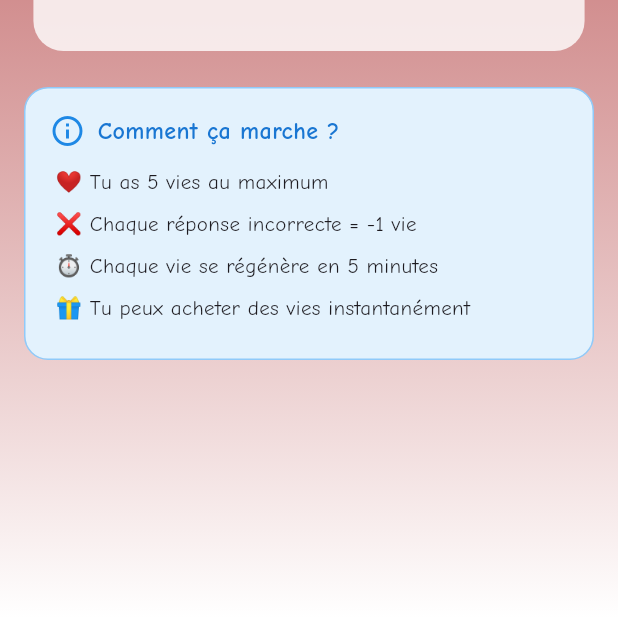
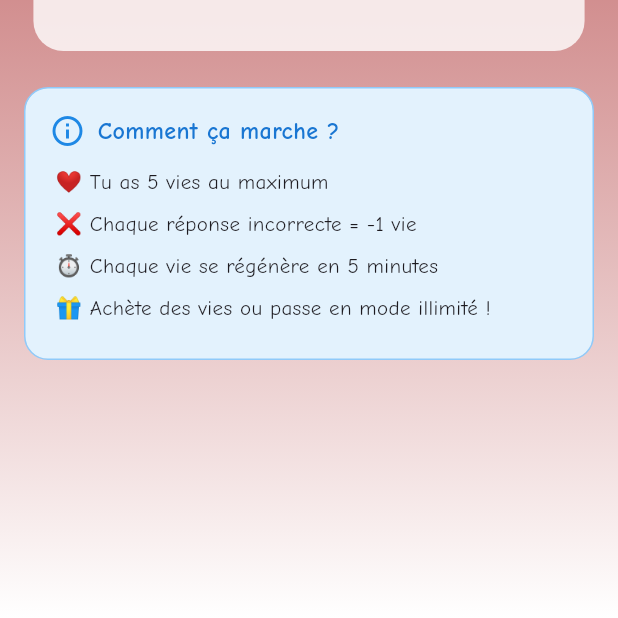
Before and after one commit to Happyazondekon/MathsCool, a Flutter app: the screen it shows once a user with an empty profile is signed in, after a tap on the "notifications" icon, after a tap on "0/5", on a phone screen of 412 x 824 dp, the part 618-1236 px from its top. Run offline on Flutter 3.47's test engine with Material 3 defaults, Android fonts, the phone set to English and light mode, and no system bars; our stand-ins replace cloud_firestore, confetti, firebase_auth, firebase_core, flutter_local_notifications, font_awesome_flutter and 7 more; missing offline and left inert: in_app_purchase_android; accounts and stored records are empty; project files that could hold a hidden picture were left out.

Commit message:
Abonnement fix

```diff
--- a/lib/models/lives_model.dart
+++ b/lib/models/lives_model.dart
@@ -2,25 +2,36 @@ import 'package:cloud_firestore/cloud_firestore.dart';
 
 class LivesData {
   final int currentLives;       // Vies stockées
-  final DateTime lastLossTime;  // Date de référence
-  final int totalLivesBought;
+  final DateTime lastLossTime;  // Date de référence pour la régénération
+  final int totalLivesBought;   // Stats (optionnel)
+  final DateTime? unlimitedUntil; // NOUVEAU : Date de fin de l'illimité
 
-  static const int MAX_LIVES = 5; // Tu peux mettre 4 ici si tu préfères comme dit plus tôt
-  // CHANGEMENT ICI : 5 minutes au lieu de 10
+  static const int MAX_LIVES = 5;
   static const Duration REGENERATION_TIME = Duration(minutes: 5);
 
   LivesData({
     required this.currentLives,
     required this.lastLossTime,
     this.totalLivesBought = 0,
+    this.unlimitedUntil, // NOUVEAU
   });
+
+  // NOUVEAU : Vérifie si la période de vies illimitées est active
+  bool get isUnlimited {
+    if (unlimitedUntil == null) return false;
+    return unlimitedUntil!.isAfter(DateTime.now());
+  }
 
   // Calcul dynamique pour l'affichage
   int get availableLives {
+    // Si illimité, on a toujours le max de vies
+    if (isUnlimited) return MAX_LIVES;
+
     if (currentLives >= MAX_LIVES) return MAX_LIVES;
 
     final now = DateTime.now();
     final timeSinceLoss = now.difference(lastLossTime);
+
     // Protection contre les dates futures ou incohérentes
     if (timeSinceLoss.isNegative) return currentLives;
 
@@ -31,7 +42,8 @@ class LivesData {
 
   // Temps restant avant la prochaine vie
   Duration get timeUntilNextLife {
-    if (availableLives >= MAX_LIVES) return Duration.zero;
+    // Si illimité ou vies pleines, pas de timer
+    if (isUnlimited || availableLives >= MAX_LIVES) return Duration.zero;
 
     final now = DateTime.now();
     final timeSinceLoss = now.difference(lastLossTime);
@@ -46,8 +58,11 @@ class LivesData {
 
   bool get canPlay => availableLives > 0;
 
-  // NOUVELLE MÉTHODE : Pour mettre à jour l'objet proprement après régénération
+  // Pour mettre à jour l'objet proprement après régénération
   LivesData regenerate() {
+    // Si illimité, pas besoin de recalculer la régénération
+    if (isUnlimited) return this;
+
     if (availableLives == currentLives) return this; // Rien à changer
 
     final now = DateTime.now();
@@ -78,22 +93,29 @@ class LivesData {
     return LivesData(
       currentLives: MAX_LIVES,
       lastLossTime: DateTime.now(),
+      unlimitedUntil: null,
     );
   }
 
+  // Conversion vers Firestore
   Map<String, dynamic> toFirestore() {
     return {
       'currentLives': currentLives,
       'lastLossTime': Timestamp.fromDate(lastLossTime),
       'totalLivesBought': totalLivesBought,
+      // On convertit le DateTime en Timestamp Firestore si il existe
+      'unlimitedUntil': unlimitedUntil != null ? Timestamp.fromDate(unlimitedUntil!) : null,
     };
   }
 
+  // Création depuis Firestore
   factory LivesData.fromFirestore(Map<String, dynamic> data) {
     return LivesData(
       currentLives: data['currentLives'] as int? ?? MAX_LIVES,
       lastLossTime: (data['lastLossTime'] as Timestamp?)?.toDate() ?? DateTime.now(),
       totalLivesBought: data['totalLivesBought'] as int? ?? 0,
+      // On récupère le Timestamp et on le convertit en DateTime
+      unlimitedUntil: (data['unlimitedUntil'] as Timestamp?)?.toDate(),
     );
   }
 
@@ -101,11 +123,13 @@ class LivesData {
     int? currentLives,
     DateTime? lastLossTime,
     int? totalLivesBought,
+    DateTime? unlimitedUntil,
   }) {
     return LivesData(
       currentLives: currentLives ?? this.currentLives,
       lastLossTime: lastLossTime ?? this.lastLossTime,
       totalLivesBought: totalLivesBought ?? this.totalLivesBought,
+      unlimitedUntil: unlimitedUntil ?? this.unlimitedUntil,
     );
   }
 }
--- a/lib/screens/store_screen.dart
+++ b/lib/screens/store_screen.dart
@@ -1,12 +1,12 @@
 import 'package:flutter/material.dart';
 import 'package:provider/provider.dart';
 import 'package:lottie/lottie.dart';
-import 'package:in_app_purchase/in_app_purchase.dart'; // IMPORTANT pour ProductDetails
+import 'package:in_app_purchase/in_app_purchase.dart';
 
+import '../models/lives_model.dart';
 import '../services/billing_service.dart';
 import '../services/lives_service.dart';
 import '../models/user_model.dart';
-import '../models/lives_model.dart'; // IMPORTANT pour LivesData
 import '../utils/colors.dart';
 
 class StoreScreen extends StatefulWidget {
@@ -45,12 +45,19 @@ class _StoreScreenState extends State<StoreScreen> {
     final user = Provider.of<AppUser?>(context, listen: false);
     if (user == null) return;
 
-    // Recharger les vies via le service
     final livesService = Provider.of<LivesService>(context, listen: false);
-    livesService.refillLives(user.uid);
+
+    // --- ADAPTATION : Distinction entre recharge et illimité ---
+    if (productId == BillingService.UNLIMITED_LIVES_WEEK_ID) {
+      // Cas 1 : Semaine illimitée
+      livesService.activateUnlimitedWeek(user.uid);
+    } else {
+      // Cas 2 : Recharge simple (par défaut ou si ID correspond à refill)
+      livesService.refillLives(user.uid);
+    }
 
     // Afficher confirmation
-    _showSuccessDialog();
+    _showSuccessDialog(isUnlimited: productId == BillingService.UNLIMITED_LIVES_WEEK_ID);
   }
 
   void _handlePurchaseError(String error) {
@@ -63,7 +70,7 @@ class _StoreScreenState extends State<StoreScreen> {
     );
   }
 
-  void _showSuccessDialog() {
+  void _showSuccessDialog({bool isUnlimited = false}) {
     showDialog(
       context: context,
       builder: (context) => AlertDialog(
@@ -81,20 +88,22 @@ class _StoreScreenState extends State<StoreScreen> {
               },
             ),
             const SizedBox(height: 16),
-            const Text(
-              'Vies rechargées ! 🎉',
+            Text(
+              isUnlimited ? 'Semaine Illimitée ! ♾️' : 'Vies rechargées ! 🎉',
               textAlign: TextAlign.center,
-              style: TextStyle(
+              style: const TextStyle(
                 fontSize: 20,
                 fontWeight: FontWeight.bold,
                 fontFamily: 'ComicNeue',
               ),
             ),
             const SizedBox(height: 8),
-            const Text(
-              'Tu peux continuer à jouer !',
+            Text(
+              isUnlimited
+                  ? 'Profite de 7 jours sans perdre de vies !'
+                  : 'Tu peux continuer à jouer !',
               textAlign: TextAlign.center,
-              style: TextStyle(fontSize: 16),
+              style: const TextStyle(fontSize: 16),
             ),
           ],
         ),
@@ -203,20 +212,24 @@ class _StoreScreenState extends State<StoreScreen> {
   Widget _buildLivesStatus(LivesData? livesData) {
     if (livesData == null) return const SizedBox.shrink();
 
-    // Utilisation de la constante statique MAX_LIVES correctement
     final int maxLives = LivesData.MAX_LIVES;
     final int currentLives = livesData.availableLives;
+
+    // --- ADAPTATION : Vérification de l'illimité ---
+    final bool isUnlimited = livesData.isUnlimited;
 
     return Container(
       padding: const EdgeInsets.all(20),
       decoration: BoxDecoration(
         gradient: LinearGradient(
-          colors: [Colors.pink.shade100, Colors.red.shade100],
+          colors: isUnlimited
+              ? [Colors.purple.shade100, Colors.deepPurple.shade100] // Couleur spéciale si illimité
+              : [Colors.pink.shade100, Colors.red.shade100],
         ),
         borderRadius: BorderRadius.circular(20),
         boxShadow: [
           BoxShadow(
-            color: Colors.red.withOpacity(0.2),
+            color: isUnlimited ? Colors.purple.withOpacity(0.2) : Colors.red.withOpacity(0.2),
             blurRadius: 10,
             offset: const Offset(0, 4),
           ),
@@ -231,8 +244,8 @@ class _StoreScreenState extends State<StoreScreen> {
               shape: BoxShape.circle,
             ),
             child: Icon(
-              Icons.favorite,
-              color: Colors.red.shade400,
+              isUnlimited ? Icons.all_inclusive : Icons.favorite,
+              color: isUnlimited ? Colors.purple : Colors.red.shade400,
               size: 32,
             ),
           ),
@@ -251,14 +264,17 @@ class _StoreScreenState extends State<StoreScreen> {
                 ),
                 const SizedBox(height: 4),
                 Text(
-                  '$currentLives/$maxLives disponibles',
+                  isUnlimited
+                      ? 'Vies Illimitées ♾️'
+                      : '$currentLives/$maxLives disponibles',
                   style: TextStyle(
                     fontSize: 20,
                     fontWeight: FontWeight.bold,
-                    color: Colors.red.shade700,
+                    color: isUnlimited ? Colors.purple.shade700 : Colors.red.shade700,
                   ),
                 ),
-                if (currentLives < maxLives)
+                // On n'affiche le timer que si PAS illimité et PAS plein
+                if (!isUnlimited && currentLives < maxLives)
                   Padding(
                     padding: const EdgeInsets.only(top: 4.0),
                     child: Text(
@@ -266,6 +282,18 @@ class _StoreScreenState extends State<StoreScreen> {
                       style: TextStyle(
                         fontSize: 14,
                         color: Colors.grey.shade700,
+                        fontStyle: FontStyle.italic,
+                      ),
+                    ),
+                  ),
+                if (isUnlimited)
+                  Padding(
+                    padding: const EdgeInsets.only(top: 4.0),
+                    child: Text(
+                      'Profite bien !',
+                      style: TextStyle(
+                        fontSize: 14,
+                        color: Colors.purple.shade700,
                         fontStyle: FontStyle.italic,
                       ),
                     ),
@@ -282,7 +310,6 @@ class _StoreScreenState extends State<StoreScreen> {
     // Récupérer la liste des produits depuis le service de facturation
     final List<ProductDetails> products = _billingService.products;
 
-    // Si la liste est vide, afficher un message et un bouton recharger pour debug
     if (products.isEmpty) {
       return Container(
         padding: const EdgeInsets.all(20),
@@ -337,6 +364,9 @@ class _StoreScreenState extends State<StoreScreen> {
   }
 
   Widget _buildProductCard(ProductDetails product) {
+    // Détecter si c'est l'offre illimitée pour changer l'icône/couleur
+    final bool isUnlimitedOffer = product.id == BillingService.UNLIMITED_LIVES_WEEK_ID;
+
     return Container(
       margin: const EdgeInsets.only(bottom: 12),
       decoration: BoxDecoration(
@@ -355,12 +385,12 @@ class _StoreScreenState extends State<StoreScreen> {
         leading: Container(
           padding: const EdgeInsets.all(12),
           decoration: BoxDecoration(
-            color: Colors.red.shade50,
+            color: isUnlimitedOffer ? Colors.purple.shade50 : Colors.red.shade50,
             shape: BoxShape.circle,
           ),
           child: Icon(
-            Icons.favorite,
-            color: Colors.red.shade400,
+            isUnlimitedOffer ? Icons.all_inclusive : Icons.favorite,
+            color: isUnlimitedOffer ? Colors.purple : Colors.red.shade400,
             size: 28,
           ),
         ),
@@ -381,7 +411,7 @@ class _StoreScreenState extends State<StoreScreen> {
         trailing: ElevatedButton(
           onPressed: () => _billingService.buyProduct(product.id),
           style: ElevatedButton.styleFrom(
-            backgroundColor: AppColors.christ,
+            backgroundColor: isUnlimitedOffer ? Colors.purple : AppColors.christ,
             foregroundColor: Colors.white,
             elevation: 2,
             shape: RoundedRectangleBorder(
@@ -429,10 +459,10 @@ class _StoreScreenState extends State<StoreScreen> {
           ),
           const SizedBox(height: 12),
           ...[
-            '❤️ Tu as 5 vies au maximum',
+            '❤️ Tu as ${LivesData.MAX_LIVES} vies au maximum',
             '❌ Chaque réponse incorrecte = -1 vie',
-            '⏱️ Chaque vie se régénère en 5 minutes',
-            '🎁 Tu peux acheter des vies instantanément',
+            '⏱️ Chaque vie se régénère en ${LivesData.REGENERATION_TIME.inMinutes} minutes',
+            '🎁 Achète des vies ou passe en mode illimité !',
           ].map((text) => Padding(
             padding: const EdgeInsets.only(bottom: 8),
             child: Row(
--- a/lib/widgets/lives_display.dart
+++ b/lib/widgets/lives_display.dart
@@ -21,6 +21,7 @@ class LivesDisplay extends StatefulWidget {
 class _LivesDisplayState extends State<LivesDisplay> {
   @override
   Widget build(BuildContext context) {
+    // On écoute le service pour les mises à jour en temps réel
     final livesService = Provider.of<LivesService>(context);
     final livesData = livesService.livesData;
 
@@ -30,6 +31,9 @@ class _LivesDisplayState extends State<LivesDisplay> {
 
     final availableLives = livesData.availableLives;
     final maxLives = LivesData.MAX_LIVES;
+
+    // Vérifier si le mode illimité est actif
+    final bool isUnlimited = livesData.isUnlimited;
 
     return GestureDetector(
       onTap: widget.onTap ?? () {
@@ -42,16 +46,16 @@ class _LivesDisplayState extends State<LivesDisplay> {
       child: Container(
         padding: const EdgeInsets.symmetric(horizontal: 12, vertical: 6),
         decoration: BoxDecoration(
+          // Changement de couleur si illimité (Violet vs Rouge)
           gradient: LinearGradient(
-            colors: [
-              Colors.red.shade400,
-              Colors.pink.shade400,
-            ],
+            colors: isUnlimited
+                ? [Colors.purple.shade400, Colors.deepPurple.shade400]
+                : [Colors.red.shade400, Colors.pink.shade400],
           ),
           borderRadius: BorderRadius.circular(20),
           boxShadow: [
             BoxShadow(
-              color: Colors.red.withOpacity(0.3),
+              color: (isUnlimited ? Colors.purple : Colors.red).withOpacity(0.3),
               blurRadius: 8,
               offset: const Offset(0, 2),
             ),
@@ -60,27 +64,33 @@ class _LivesDisplayState extends State<LivesDisplay> {
         child: Row(
           mainAxisSize: MainAxisSize.min,
           children: [
-            // Icône cœur
+            // Icône cœur (ou infini si tu préfères, mais le cœur reste sympa)
             Icon(
-              availableLives > 0 ? Icons.favorite : Icons.favorite_border,
+              isUnlimited
+                  ? Icons.all_inclusive
+                  : (availableLives > 0 ? Icons.favorite : Icons.favorite_border),
               color: Colors.white,
               size: 20,
             ),
             const SizedBox(width: 6),
 
-            // Nombre de vies
+            // Nombre de vies ou Symbole Infini
             Text(
-              '$availableLives/$maxLives',
-              style: const TextStyle(
+              isUnlimited ? '∞' : '$availableLives/$maxLives',
+              style: TextStyle(
                 color: Colors.white,
                 fontWeight: FontWeight.bold,
-                fontSize: 16,
+                fontSize: isUnlimited ? 20 : 16, // Plus gros pour l'infini
                 fontFamily: 'ComicNeue',
               ),
             ),
 
             // Timer de régénération
-            if (widget.showTimer && availableLives < maxLives) ...[
+            // On ne l'affiche que si :
+            // 1. On a demandé à l'afficher (widget.showTimer)
+            // 2. Ce n'est PAS illimité (!isUnlimited)
+            // 3. Les vies ne sont pas pleines (availableLives < maxLives)
+            if (widget.showTimer && !isUnlimited && availableLives < maxLives) ...[
               const SizedBox(width: 8),
               Container(
                 padding: const EdgeInsets.symmetric(horizontal: 6, vertical: 2),
@@ -114,7 +124,7 @@ class _LivesDisplayState extends State<LivesDisplay> {
               ),
             ],
 
-            // Icône "+"
+            // Icône "+" (Petit bouton d'ajout)
             const SizedBox(width: 4),
             Container(
               padding: const EdgeInsets.all(2),
@@ -124,7 +134,8 @@ class _LivesDisplayState extends State<LivesDisplay> {
               ),
               child: Icon(
                 Icons.add,
-                color: Colors.red.shade400,
+                // Couleur de l'icône + adaptée au fond
+                color: isUnlimited ? Colors.purple.shade400 : Colors.red.shade400,
                 size: 14,
               ),
             ),
--- a/pubspec.yaml
+++ b/pubspec.yaml
@@ -1,7 +1,7 @@
 name: mathscool
 description: Une application éducative pour les enfants
 
-version: 2.1.0+7
+version: 2.1.0+8
 
 environment:
   sdk: ">=2.17.0 <3.0.0"
```
Also changed, not shown: lib/services/billing_service.dart (+15 -27 lines), lib/services/lives_service.dart (+58 -21 lines).
